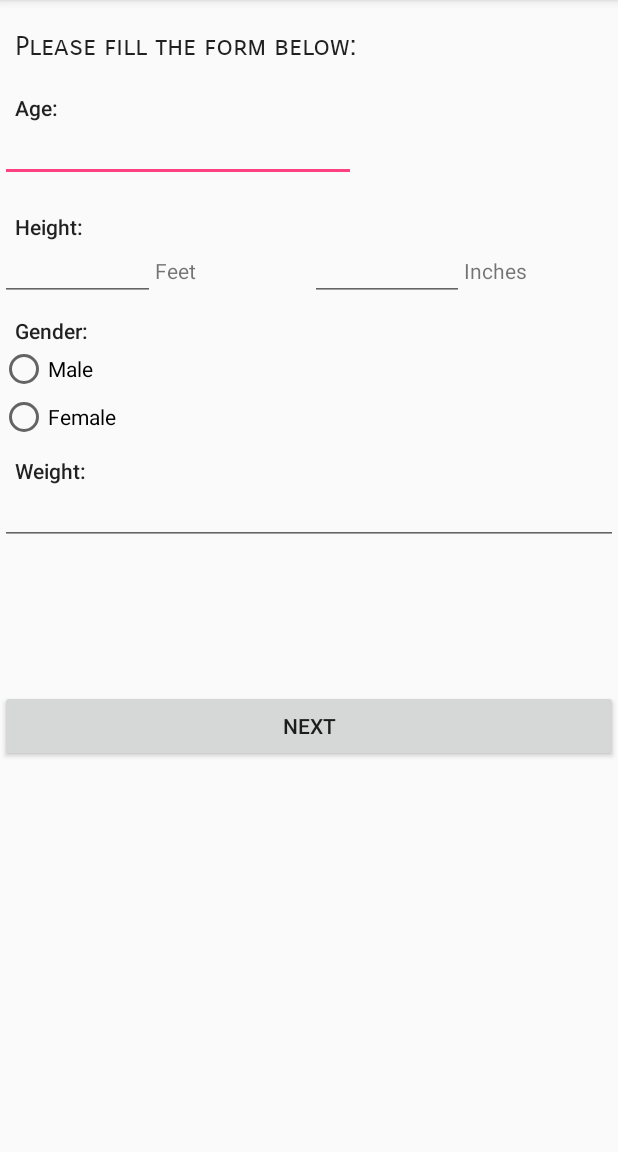
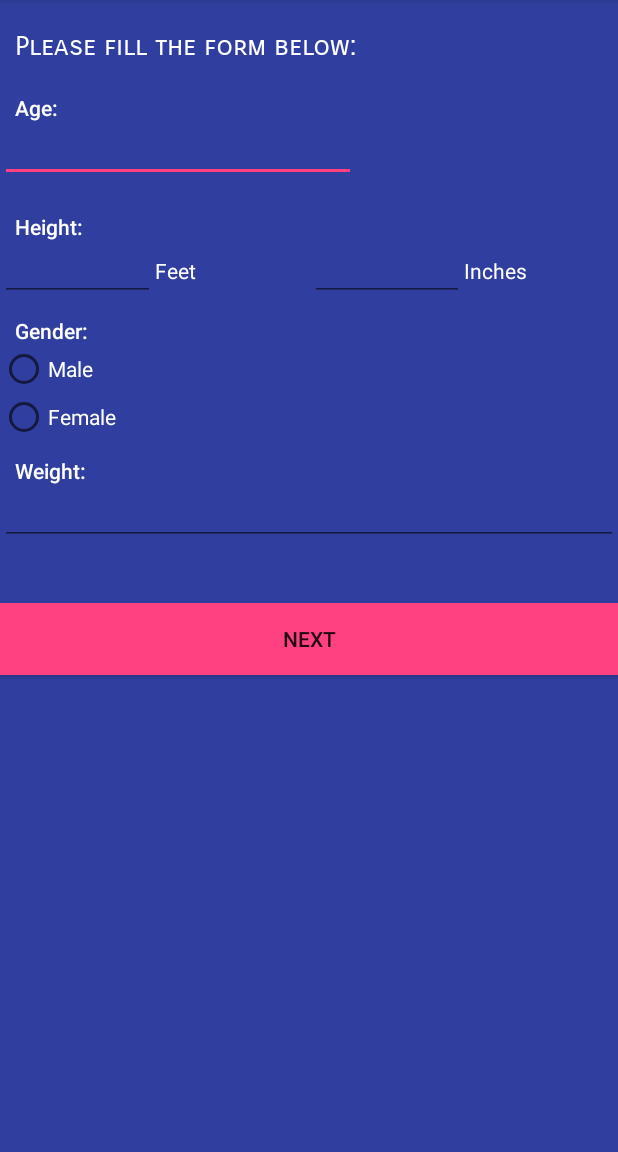
Before and after one commit to RutgersSoftwareEngineeringGroup13/Be-Healthy, an Android app: the Personal_Info screen opened directly, with no data from a screen before it, on a phone screen of 412 x 824 dp, the part 84-1236 px from its top. Run offline under Robolectric (Android 15) with nearby library versions, the phone set to English and light mode, and no system bars.

Commit message:
Nishant Gupt 4/22/17

```diff
--- a/app/src/main/res/layout/activity_camera.xml
+++ b/app/src/main/res/layout/activity_camera.xml
@@ -20,5 +20,6 @@
         android:layout_centerHorizontal="true"
         android:layout_marginBottom="16dp"
         android:layout_marginTop="16dp"
-        android:text="SNAP" />
+        android:text="SNAP"
+        android:background="@color/colorAccent"/>
 </RelativeLayout>
--- a/app/src/main/res/layout/personal_info.xml
+++ b/app/src/main/res/layout/personal_info.xml
@@ -3,12 +3,14 @@
     xmlns:tools="http://schemas.android.com/tools"
     android:layout_width="match_parent"
     android:layout_height="match_parent"
-    android:orientation="vertical">
+    android:orientation="vertical"
+    android:background="@color/colorPrimaryDark">
 
     <LinearLayout
         android:layout_width="wrap_content"
         android:layout_height="wrap_content"
-        android:orientation="vertical">
+        android:orientation="vertical"
+        >
 
         <TextView
             android:id="@+id/Form"
@@ -20,7 +22,8 @@
             android:paddingTop="20dp"
             android:text="Please fill the form below:"
             android:textAppearance="@style/TextAppearance.AppCompat.Body2"
-            android:textSize="18sp" />
+            android:textSize="18sp"
+            android:textColor="@color/white"/>
 
         <TextView
             android:id="@+id/age"
@@ -30,7 +33,8 @@
             android:paddingLeft="10dp"
             android:paddingTop="20dp"
             android:text="Age:"
-            android:textAppearance="@style/TextAppearance.AppCompat.Body2" />
+            android:textAppearance="@style/TextAppearance.AppCompat.Body2"
+            android:textColor="@color/white"/>
 
         <EditText
             android:id="@+id/AgeInput"
@@ -39,7 +43,8 @@
             android:layout_weight="1"
             android:ems="10"
             android:inputType="textPersonName"
-            android:textAppearance="@style/TextAppearance.AppCompat" />
+            android:textAppearance="@style/TextAppearance.AppCompat"
+            android:textColor="@color/white"/>
 
         <TextView
             android:id="@+id/height"
@@ -49,7 +54,8 @@
             android:paddingLeft="10dp"
             android:paddingTop="20dp"
             android:text="Height:"
-            android:textAppearance="@style/TextAppearance.AppCompat.Body2" />
+            android:textAppearance="@style/TextAppearance.AppCompat.Body2"
+            android:textColor="@color/white"/>
 
     </LinearLayout>
 
@@ -65,14 +71,16 @@
             android:layout_weight="1"
             android:ems="10"
             android:inputType="textPersonName"
-            android:textAppearance="@style/TextAppearance.AppCompat" />
+            android:textAppearance="@style/TextAppearance.AppCompat"
+            android:textColor="@color/white"/>
 
         <TextView
             android:id="@+id/foot"
             android:layout_width="match_parent"
             android:layout_height="wrap_content"
             android:layout_weight="1"
-            android:text="Feet" />
+            android:text="Feet"
+            android:textColor="@color/white"/>
 
         <EditText
             android:id="@+id/HeightInches"
@@ -81,14 +89,16 @@
             android:layout_weight="1"
             android:ems="10"
             android:inputType="textPersonName"
-            android:textAppearance="@style/TextAppearance.AppCompat" />
+            android:textAppearance="@style/TextAppearance.AppCompat"
+            android:textColor="@color/white"/>
 
         <TextView
             android:id="@+id/Inch"
             android:layout_width="match_parent"
             android:layout_height="wrap_content"
             android:layout_weight="1"
-            android:text="Inches" />
+            android:text="Inches"
+            android:textColor="@color/white"/>
 
     </LinearLayout>
 
@@ -105,27 +115,31 @@
             android:paddingLeft="10dp"
             android:paddingTop="10dp"
             android:text="Gender:"
-            android:textAppearance="@style/TextAppearance.AppCompat.Body2" />
+            android:textAppearance="@style/TextAppearance.AppCompat.Body2"
+            android:textColor="@color/white"/>
 
         <RadioGroup
             android:id="@+id/GenderInput"
             android:layout_width="match_parent"
             android:layout_height="match_parent"
-            android:layout_weight="1" >
+            android:layout_weight="1"
+            android:textColor="@color/white">
 
             <RadioButton
                 android:id="@+id/radioButton"
                 android:layout_width="wrap_content"
                 android:layout_height="wrap_content"
                 android:layout_weight="1"
-                android:text="Male" />
+                android:text="Male"
+                android:textColor="@color/white"/>
 
             <RadioButton
                 android:id="@+id/radioButton2"
                 android:layout_width="wrap_content"
                 android:layout_height="wrap_content"
                 android:layout_weight="1"
-                android:text="Female" />
+                android:text="Female"
+                android:textColor="@color/white"/>
         </RadioGroup>
 
         <TextView
@@ -136,7 +150,8 @@
             android:paddingLeft="10dp"
             android:paddingTop="10dp"
             android:text="Weight:"
-            android:textAppearance="@style/TextAppearance.AppCompat.Body2" />
+            android:textAppearance="@style/TextAppearance.AppCompat.Body2"
+            android:textColor="@color/white"/>
 
         <EditText
             android:id="@+id/WeightInput"
@@ -145,31 +160,46 @@
             android:layout_weight="1"
             android:ems="10"
             android:inputType="textPersonName"
-            android:textAppearance="@style/TextAppearance.AppCompat" />
+            android:textAppearance="@style/TextAppearance.AppCompat"
+            android:textColor="@color/white"/>
 
         <TextView
             android:id="@+id/textView10"
             android:layout_width="match_parent"
             android:layout_height="wrap_content"
-            android:layout_weight="1" />
+            android:layout_weight="1"
+            android:textColor="@color/white"/>
 
         <TextView
             android:id="@+id/textView9"
             android:layout_width="match_parent"
             android:layout_height="wrap_content"
-            android:layout_weight="1" />
+            android:layout_weight="1"
+            android:textColor="@color/white"/>
+
+        <Button
+            android:id="@+id/BPInext"
+            style="@style/Widget.AppCompat.Button"
+            android:layout_width="match_parent"
+            android:layout_height="match_parent"
+            android:layout_weight="1"
+            android:background="@color/colorAccent"
+            android:onClick="PInext"
+            android:text="Next" />
 
         <TextView
             android:id="@+id/textView6"
             android:layout_width="match_parent"
             android:layout_height="wrap_content"
-            android:layout_weight="1" />
+            android:layout_weight="1"
+            android:textColor="@color/white"/>
 
         <TextView
             android:id="@+id/textView8"
             android:layout_width="match_parent"
             android:layout_height="wrap_content"
-            android:layout_weight="1" />
+            android:layout_weight="1"
+            android:textColor="@color/white"/>
 
         <TextView
             android:id="@+id/textView7"
@@ -177,15 +207,6 @@
             android:layout_height="wrap_content"
             android:layout_weight="1" />
 
-        <Button
-            android:id="@+id/BPInext"
-            style="@style/Widget.AppCompat.Button"
-            android:layout_width="match_parent"
-            android:layout_height="match_parent"
-            android:layout_weight="1"
-            android:onClick="PInext"
-            android:text="Next" />
-
     </LinearLayout>
 
 </LinearLayout>
```
Also changed, not shown: app/src/main/res/layout/activity_image.xml (+10 -6 lines), app/src/main/res/layout/activity_main.xml (+12 -10 lines), app/src/main/res/layout/content_main.xml (+5 -2 lines), app/src/main/res/layout/food_intake.xml (+5 -3 lines), app/src/main/res/layout/preferences.xml (+15 -10 lines), app/src/main/res/layout/select_plan.xml (+14 -7 lines).
